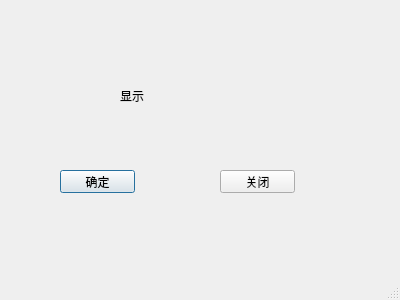
First picture: the form in test2.ui, repository wwyyzz/test2, before the edit.
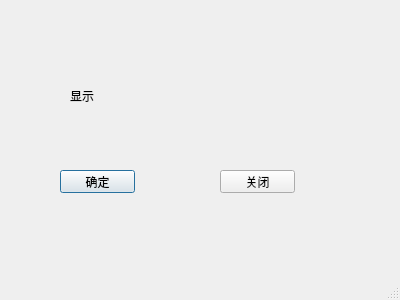
Second picture: the form after the edit.

Commit message: modi label message

```diff
--- a/test2.ui
+++ b/test2.ui
@@ -45,9 +45,9 @@
   <widget class="QLabel" name="label">
    <property name="geometry">
     <rect>
-     <x>120</x>
+     <x>70</x>
      <y>80</y>
-     <width>91</width>
+     <width>281</width>
      <height>31</height>
     </rect>
    </property>
```
The commit also changes 2 other files.
